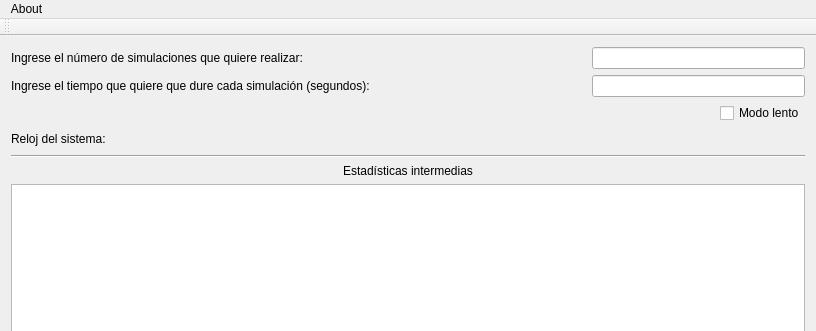
First picture: the form in paso_mensajes.ui, repository fabo49/ImplementacionGoBackN, before the edit; both pictures show x 0 to 816 and y 0 to 331 of the 816 by 645 pixel window.
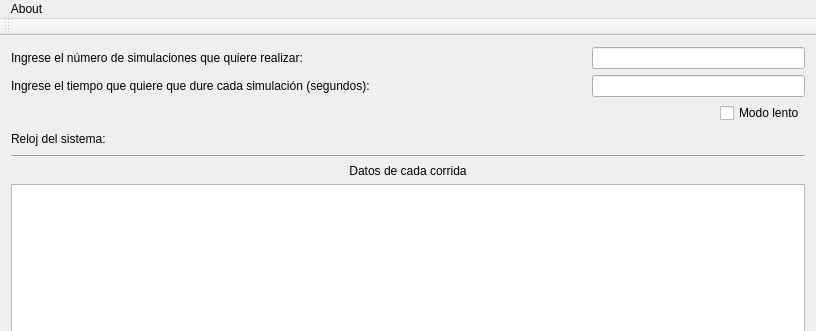
Second picture: the form after the edit.

Commit message:
Pequeños cambios
El reloj en la interfaz muestra el reloj de cada simulación y no el
reloj general

Patch:
```diff
--- a/paso_mensajes.ui
+++ b/paso_mensajes.ui
@@ -146,7 +146,7 @@
         <item>
          <widget class="QLabel" name="label">
           <property name="text">
-           <string>Estadísticas intermedias</string>
+           <string>Datos de cada corrida</string>
           </property>
           <property name="alignment">
            <set>Qt::AlignCenter</set>
```
The commit also changes 1 other file.
